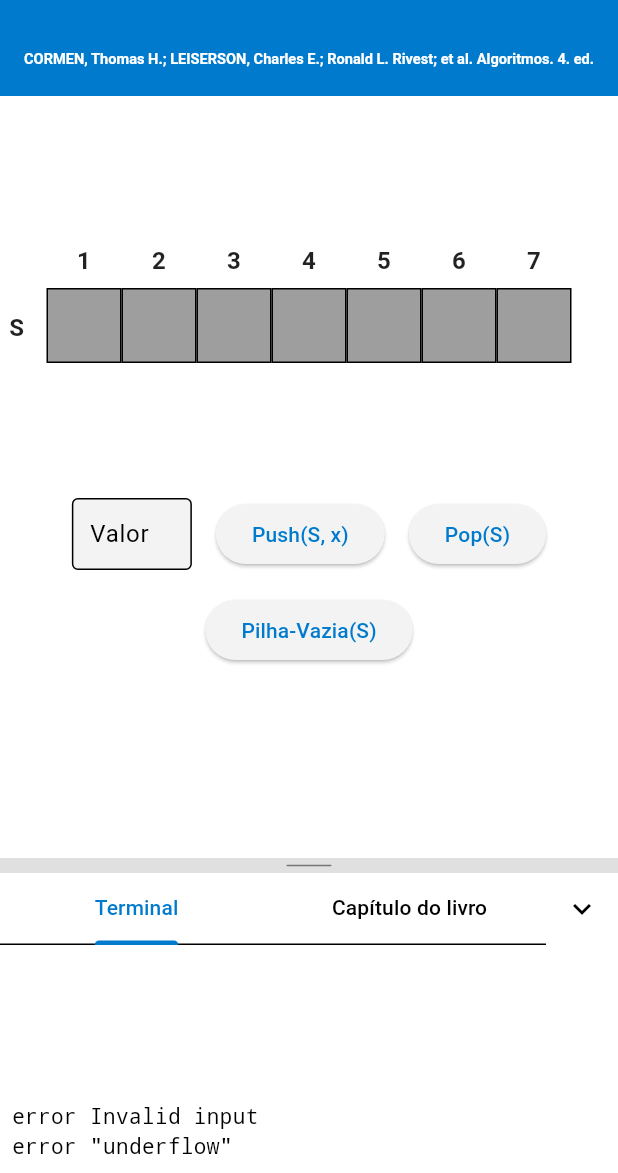
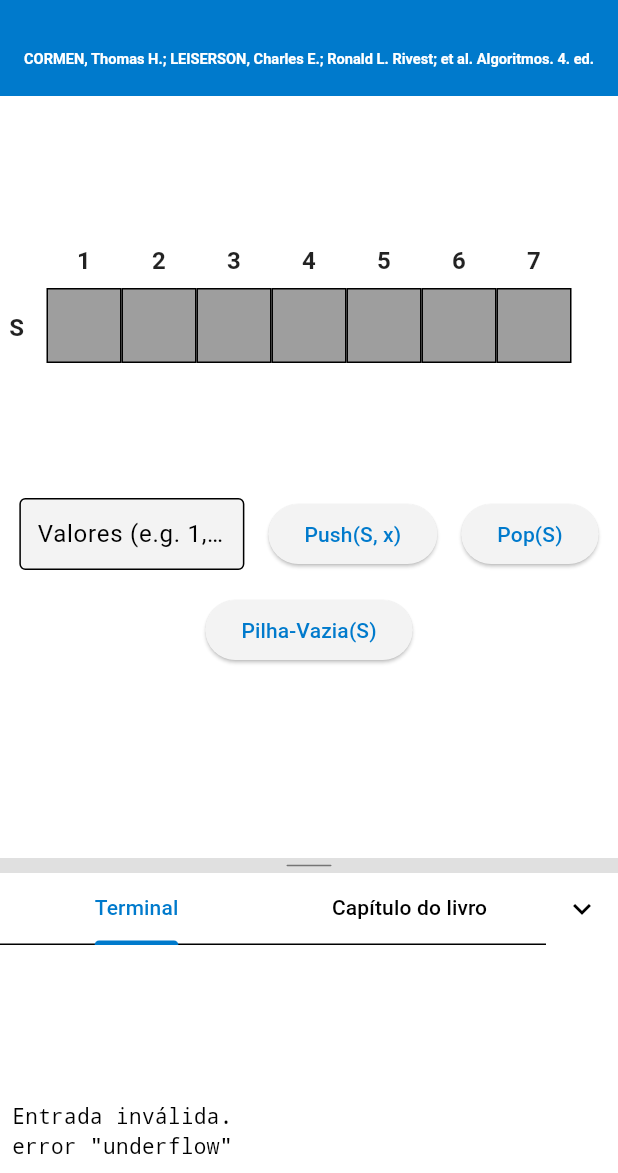
Before and after one commit to yazuc/AlgoBook, a Flutter app: the screen it shows after launch, after a tap on "Push(S, x)", after a tap on "Pop(S)", on a phone screen of 412 x 824 dp, the part 63-1236 px from its top. Run offline on Flutter 3.47's test engine with Material 3 defaults, Android fonts, the phone set to English and light mode, and no system bars; missing offline and left inert: graphview; Roboto replaces fonts that are missing (Callibri).

Commit message:
feat: Implement sequential input with animation
This commit updates the Stack, Queue, Linked List, and Binary Tree views to accept multiple comma-separated integer inputs.

The input handling logic is modified to parse the string, and then iterate through the numbers, applying the corresponding operation (Push, Enqueue, Insert) for each one. A delay of 500ms is introduced between each operation to create a sequential, animated effect, as requested.

The UI has also been updated to reflect these changes:
- The `TextField` width is increased to better accommodate multiple values.
- The `hintText` is updated to guide the user on the new input format (e.g., "Valores (e.g. 1,2,3)").

```diff
--- a/lib/view_structures/stack_view.dart
+++ b/lib/view_structures/stack_view.dart
@@ -79,12 +79,11 @@ class _StackViewState extends State<StackView> {
               alignment: WrapAlignment.center,
               children: [
                 SizedBox(
-                  width: 80,
+                  width: 150,
                   child: TextField(
                     controller: widget.pushController,
-                    keyboardType: TextInputType.number,
                     decoration: const InputDecoration(
-                      hintText: 'Valor',
+                      hintText: 'Valores (e.g. 1,2,3)',
                       filled: true,
                       contentPadding:
                           EdgeInsets.symmetric(horizontal: 8, vertical: 4),
@@ -95,19 +94,37 @@ class _StackViewState extends State<StackView> {
                 ElevatedButton(
                   onPressed: () async {
                     final text = widget.pushController.text.trim();
-                    if (text.isNotEmpty && int.tryParse(text) != null) {
-                      int value = int.parse(text);
-                      if (widget.stack.elements.length < widget.maxSize) {
-                        widget.onLog("A pilha S após a chamada Push(S, $value)");
-                        await widget.onHighlightCode("Push(S, x)");
-                        widget.stack.push(value);
+                    if (text.isEmpty) {
+                      widget.onLog("Entrada inválida.");
+                      return;
+                    }
+
+                    final values = text
+                        .split(',')
+                        .map((e) => e.trim())
+                        .where((e) => e.isNotEmpty)
+                        .toList();
+
+                    for (var valueStr in values) {
+                      final value = int.tryParse(valueStr);
+                      if (value != null) {
+                        if (widget.stack.elements.length < widget.maxSize) {
+                          widget.onLog(
+                              "A pilha S após a chamada Push(S, $value)");
+                          await widget.onHighlightCode("Push(S, x)");
+                          widget.stack.push(value);
+                          await Future.delayed(
+                              const Duration(milliseconds: 500));
+                        } else {
+                          widget.onLog("error \"overflow\"");
+                          break;
+                        }
                       } else {
-                        widget.onLog("error \"overflow\"");
+                        widget.onLog(
+                            "Entrada inválida para o valor '$valueStr'");
                       }
-                      widget.pushController.clear();
-                    } else {
-                      widget.onLog("error Invalid input");
                     }
+                    widget.pushController.clear();
                   },
                   child: const Text('Push(S, x)'),
                 ),
```
Also changed, not shown: lib/view_structures/binary_tree_view.dart (+26 -14 lines), lib/view_structures/linked_list_view.dart (+24 -11 lines), lib/view_structures/queue_view.dart (+24 -8 lines).
